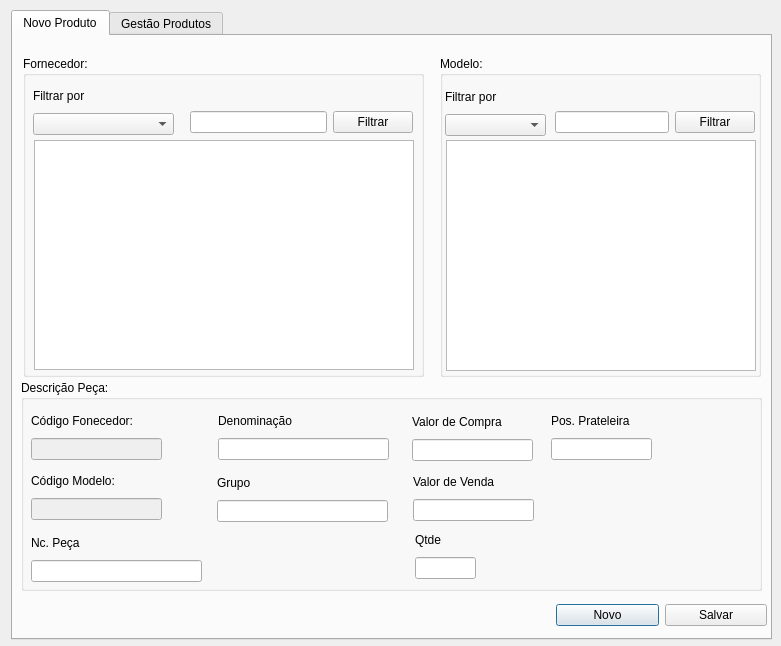
Before: the Qt Designer form frm_gestaoesotque.ui in ustop0/TCC, drawn with Qt 5.
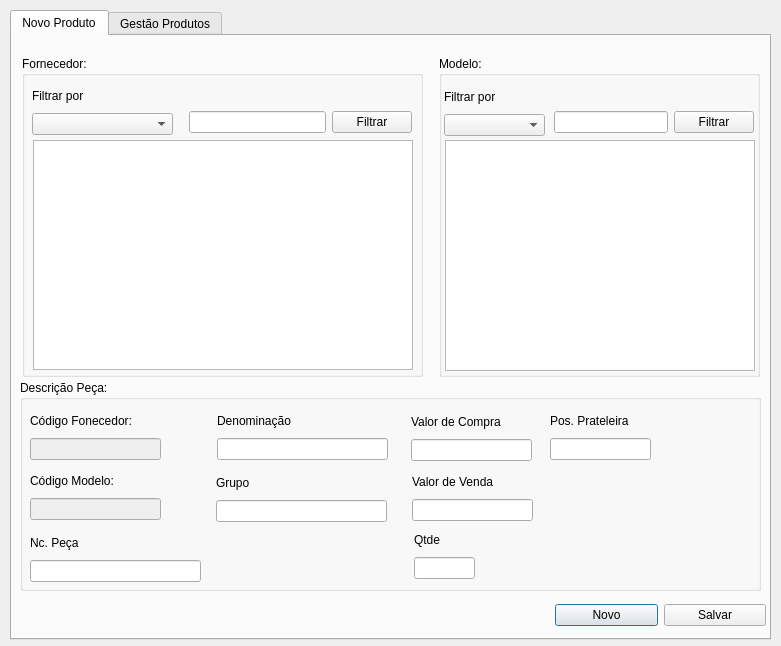
After: the same form once the commit is applied.

Commit message:
Progredindo no estoque
Filtro de marcas/modelos apresentando erros

```diff
--- a/frm_gestaoesotque.ui
+++ b/frm_gestaoesotque.ui
@@ -16,7 +16,7 @@
   <widget class="QTabWidget" name="tabWidget">
    <property name="geometry">
     <rect>
-     <x>11</x>
+     <x>10</x>
      <y>10</y>
      <width>761</width>
      <height>630</height>
```
Left out of the diff: 6 changed lines with no effect on the pictures. The commit also changes 2 other files.
